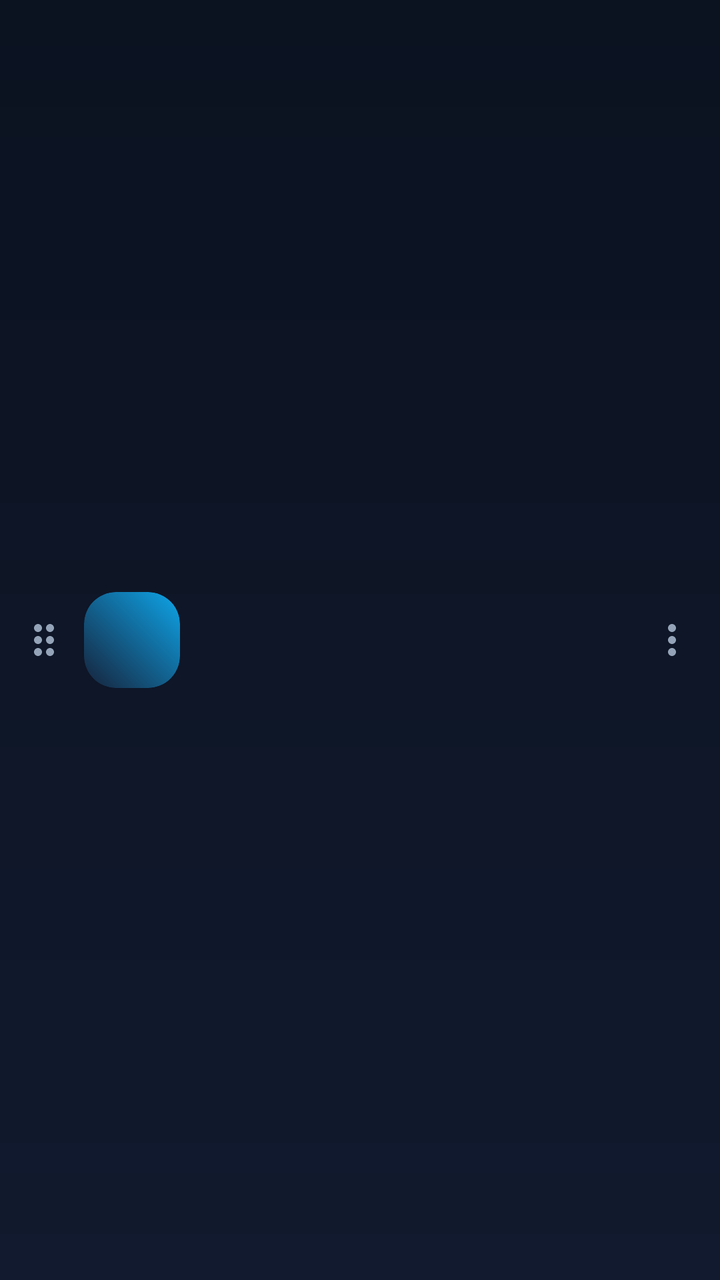
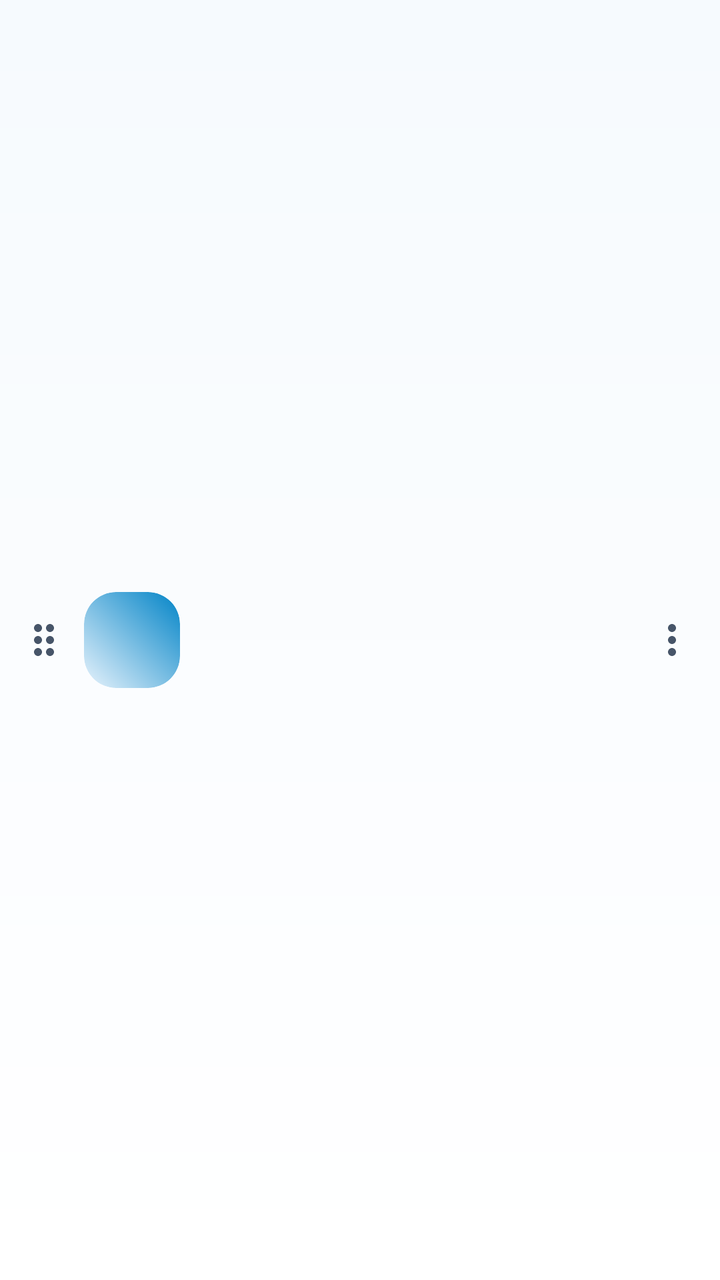

The first picture is an Android layout as it rendered before a commit; the second is the same layout after the commit. The layout source and the unified diff follow.
<!-- AndroidManifest.xml: application theme Theme.MystMusic -->
<!-- res/layout/item_playlist_track.xml -->
<?xml version="1.0" encoding="utf-8"?>
<LinearLayout xmlns:android="http://schemas.android.com/apk/res/android"
    xmlns:app="http://schemas.android.com/apk/res-auto"
    android:layout_width="match_parent"
    android:layout_height="wrap_content"
    android:layout_marginStart="@dimen/space_s"
    android:layout_marginEnd="@dimen/space_s"
    android:background="@drawable/bg_track_row"
    android:gravity="center_vertical"
    android:minHeight="@dimen/track_row_height"
    android:orientation="horizontal"
    android:paddingStart="2dp"
    android:paddingEnd="@dimen/space_xs">

    <ImageButton
        android:id="@+id/trackDrag"
        android:layout_width="40dp"
        android:layout_height="@dimen/touch_target"
        android:background="?attr/selectableItemBackgroundBorderless"
        android:contentDescription="@string/playlist_reorder"
        android:padding="10dp"
        android:src="@drawable/ic_drag"
        app:tint="@color/text_dim" />

    <com.google.android.material.imageview.ShapeableImageView
        android:id="@+id/trackCover"
        android:layout_width="48dp"
        android:layout_height="48dp"
        android:background="@drawable/bg_cover_placeholder"
        android:contentDescription="@null"
        android:scaleType="centerCrop"
        app:shapeAppearanceOverlay="@style/ShapeAppearance.MystMusic.Cover" />

    <LinearLayout
        android:layout_width="0dp"
        android:layout_height="wrap_content"
        android:layout_marginStart="@dimen/space_s"
        android:layout_weight="1"
        android:orientation="vertical">

        <TextView
            android:id="@+id/trackTitle"
            android:layout_width="match_parent"
            android:layout_height="wrap_content"
            android:ellipsize="end"
            android:fontFamily="sans-serif-medium"
            android:maxLines="1"
            android:textColor="@color/text"
            android:textSize="@dimen/text_body" />

        <TextView
            android:id="@+id/trackArtist"
            android:layout_width="match_parent"
            android:layout_height="wrap_content"
            android:layout_marginTop="2dp"
            android:ellipsize="end"
            android:maxLines="1"
            android:textColor="@color/text_dim"
            android:textSize="@dimen/text_small" />
    </LinearLayout>

    <TextView
        android:id="@+id/trackDuration"
        android:layout_width="wrap_content"
        android:layout_height="wrap_content"
        android:layout_marginStart="@dimen/space_s"
        android:textColor="@color/text_dim"
        android:textSize="@dimen/text_small" />

    <ImageButton
        android:id="@+id/trackMore"
        android:layout_width="40dp"
        android:layout_height="40dp"
        android:background="?attr/selectableItemBackgroundBorderless"
        android:contentDescription="@string/common_more"
        android:src="@drawable/ic_more"
        app:tint="@color/text_dim" />
</LinearLayout>
<!-- resources referenced by this layout -->
<resources>
  <color name="text">#F1F5F9</color>
  <color name="text_dim">#94A3B8</color>
  <!-- drawable bg_cover_placeholder (drawable) -->
  <?xml version="1.0" encoding="utf-8"?>
  <shape xmlns:android="http://schemas.android.com/apk/res/android" android:shape="rectangle">
      <gradient android:angle="45" android:startColor="@color/surface_alt" android:endColor="@color/sky_500" />
      <corners android:radius="16dp" />
  </shape>
  <!-- drawable bg_track_row (drawable) -->
  <?xml version="1.0" encoding="utf-8"?>
  <selector xmlns:android="http://schemas.android.com/apk/res/android">
      <item android:state_selected="true">
          <shape android:shape="rectangle">
              <solid android:color="@color/sky_alpha_16" />
              <corners android:radius="16dp" />
          </shape>
      </item>
      <item android:state_focused="true">
          <shape android:shape="rectangle">
              <solid android:color="@color/sky_alpha_24" />
              <corners android:radius="16dp" />
              <stroke android:width="2dp" android:color="@color/sky_400" />
          </shape>
      </item>
      <item>
          <shape android:shape="rectangle">
              <solid android:color="@color/transparent" />
              <corners android:radius="16dp" />
          </shape>
      </item>
  </selector>
  <style name="Theme.MystMusic" parent="Theme.Material3.Dark.NoActionBar">
          <item name="colorPrimary">@color/sky_400</item>
          <item name="colorOnPrimary">@color/bg</item>
          <item name="colorPrimaryContainer">@color/sky_500</item>
          <item name="colorOnPrimaryContainer">@color/bg</item>
          <item name="colorSecondary">@color/sky_500</item>
          <item name="colorOnSecondary">@color/text</item>
          <item name="colorSurface">@color/surface</item>
          <item name="colorOnSurface">@color/text</item>
          <item name="colorOnSurfaceVariant">@color/text_dim</item>
          <item name="colorError">@color/error</item>
          <item name="android:colorBackground">@color/bg</item>
          <item name="android:windowBackground">@drawable/bg_app</item>
          <item name="android:statusBarColor">@android:color/transparent</item>
          <item name="android:navigationBarColor">@android:color/transparent</item>
          <item name="android:windowLightStatusBar">false</item>
          <item name="android:windowLightNavigationBar">false</item>
          <item name="android:windowDrawsSystemBarBackgrounds">true</item>
          <item name="android:textColorPrimary">@color/text</item>
          <item name="android:textColorSecondary">@color/text_dim</item>
          <item name="materialAlertDialogTheme">@style/ThemeOverlay.MystMusic.Dialog</item>
          <item name="bottomSheetDialogTheme">@style/ThemeOverlay.MystMusic.BottomSheet</item>
          <item name="android:windowAnimationStyle">@style/Animation.MystMusic.Window</item>
          <item name="android:windowContentTransitions">true</item>
          <item name="android:forceDarkAllowed" tools:targetApi="q">false</item>
      </style>
  <color name="surface_alt">#16223A</color>
  <color name="sky_500">#0EA5E9</color>
  <color name="sky_alpha_16">#2938BDF8</color>
  <color name="sky_alpha_24">#3D38BDF8</color>
  <color name="bg">#0B1220</color>
  <color name="surface">#111A2E</color>
  <color name="error">#F87171</color>
  <!-- drawable bg_app (drawable) -->
  <?xml version="1.0" encoding="utf-8"?>
  <shape xmlns:android="http://schemas.android.com/apk/res/android" android:shape="rectangle">
      <gradient android:angle="270" android:startColor="@color/bg" android:endColor="@color/surface" />
  </shape>
  <style name="ThemeOverlay.MystMusic.Dialog" parent="ThemeOverlay.Material3.MaterialAlertDialog">
          <item name="colorSurface">@color/surface_alt</item>
          <item name="colorOnSurface">@color/text</item>
          <item name="colorPrimary">@color/sky_400</item>
          <item name="android:windowBackground">@color/transparent</item>
          <item name="android:windowAnimationStyle">@style/Animation.MystMusic.Dialog</item>
      </style>
  <style name="Widget.MystMusic.BottomSheet" parent="Widget.Material3.BottomSheet.Modal">
          <item name="backgroundTint">@color/surface_alt</item>
          <item name="shapeAppearanceOverlay">@style/ShapeAppearance.MystMusic.BottomSheet</item>
      </style>
  <!-- unchanged entries left out for length: 18 -->
</resources>

<!-- the commit's change to res/layout/item_playlist_track.xml (unified diff, before → after) -->
@@ -20,7 +20,7 @@
         android:contentDescription="@string/playlist_reorder"
         android:padding="10dp"
         android:src="@drawable/ic_drag"
-        app:tint="@color/text_dim" />
+        app:tint="?attr/mystOnSurfaceDim" />
 
     <com.google.android.material.imageview.ShapeableImageView
         android:id="@+id/trackCover"
@@ -45,7 +45,7 @@
             android:ellipsize="end"
             android:fontFamily="sans-serif-medium"
             android:maxLines="1"
-            android:textColor="@color/text"
+            android:textColor="?attr/mystOnSurface"
             android:textSize="@dimen/text_body" />
 
         <TextView
@@ -55,7 +55,7 @@
             android:layout_marginTop="2dp"
             android:ellipsize="end"
             android:maxLines="1"
-            android:textColor="@color/text_dim"
+            android:textColor="?attr/mystOnSurfaceDim"
             android:textSize="@dimen/text_small" />
     </LinearLayout>
 
@@ -64,7 +64,7 @@
         android:layout_width="wrap_content"
         android:layout_height="wrap_content"
         android:layout_marginStart="@dimen/space_s"
-        android:textColor="@color/text_dim"
+        android:textColor="?attr/mystOnSurfaceDim"
         android:textSize="@dimen/text_small" />
 
     <ImageButton
@@ -74,5 +74,5 @@
         android:background="?attr/selectableItemBackgroundBorderless"
         android:contentDescription="@string/common_more"
         android:src="@drawable/ic_more"
-        app:tint="@color/text_dim" />
+        app:tint="?attr/mystOnSurfaceDim" />
 </LinearLayout>
<!-- resource entries referenced after the edit -->
@@ -1,11 +1,9 @@
 <!-- resources referenced by this layout -->
 <resources>
-  <color name="text">#F1F5F9</color>
-  <color name="text_dim">#94A3B8</color>
   <!-- drawable bg_cover_placeholder (drawable) -->
   <?xml version="1.0" encoding="utf-8"?>
   <shape xmlns:android="http://schemas.android.com/apk/res/android" android:shape="rectangle">
-      <gradient android:angle="45" android:startColor="@color/surface_alt" android:endColor="@color/sky_500" />
+      <gradient android:angle="45" android:startColor="?attr/mystSurfaceAlt" android:endColor="?attr/mystAccentDark" />
       <corners android:radius="16dp" />
   </shape>
   <!-- drawable bg_track_row (drawable) -->
@@ -13,15 +11,15 @@
   <selector xmlns:android="http://schemas.android.com/apk/res/android">
       <item android:state_selected="true">
           <shape android:shape="rectangle">
-              <solid android:color="@color/sky_alpha_16" />
+              <solid android:color="?attr/mystAccentAlpha16" />
               <corners android:radius="16dp" />
           </shape>
       </item>
       <item android:state_focused="true">
           <shape android:shape="rectangle">
-              <solid android:color="@color/sky_alpha_24" />
+              <solid android:color="?attr/mystAccentAlpha24" />
               <corners android:radius="16dp" />
-              <stroke android:width="2dp" android:color="@color/sky_400" />
+              <stroke android:width="2dp" android:color="?attr/mystAccent" />
           </shape>
       </item>
       <item>
@@ -31,53 +29,96 @@
           </shape>
       </item>
   </selector>
-  <style name="Theme.MystMusic" parent="Theme.Material3.Dark.NoActionBar">
-          <item name="colorPrimary">@color/sky_400</item>
-          <item name="colorOnPrimary">@color/bg</item>
-          <item name="colorPrimaryContainer">@color/sky_500</item>
-          <item name="colorOnPrimaryContainer">@color/bg</item>
-          <item name="colorSecondary">@color/sky_500</item>
-          <item name="colorOnSecondary">@color/text</item>
-          <item name="colorSurface">@color/surface</item>
-          <item name="colorOnSurface">@color/text</item>
-          <item name="colorOnSurfaceVariant">@color/text_dim</item>
-          <item name="colorError">@color/error</item>
-          <item name="android:colorBackground">@color/bg</item>
+  <style name="Theme.MystMusic" parent="Theme.MystMusic.Base">
+          <item name="colorPrimary">@color/light_accent</item>
+          <item name="colorOnPrimary">@color/on_accent</item>
+          <item name="colorPrimaryContainer">@color/sky_400</item>
+          <item name="colorOnPrimaryContainer">@color/on_accent</item>
+          <item name="colorSecondary">@color/light_accent_text</item>
+          <item name="colorOnSecondary">@color/on_accent</item>
+          <item name="colorSurface">@color/light_surface</item>
+          <item name="colorOnSurface">@color/light_text</item>
+          <item name="colorSurfaceVariant">@color/light_surface_alt</item>
+          <item name="colorOnSurfaceVariant">@color/light_text_dim</item>
+          <item name="colorOutline">@color/light_stroke_strong</item>
+          <item name="colorError">@color/light_error</item>
+          <item name="colorOnError">@color/white</item>
+          <item name="colorControlNormal">@color/light_text_dim</item>
+          <item name="colorControlActivated">@color/light_accent</item>
+          <item name="colorControlHighlight">@color/accent_alpha_24</item>
+          <item name="android:colorBackground">@color/light_bg</item>
+          <item name="android:textColorPrimary">@color/light_text</item>
+          <item name="android:textColorSecondary">@color/light_text_dim</item>
+          <item name="android:windowLightStatusBar" tools:targetApi="m">true</item>
+          <item name="android:windowLightNavigationBar" tools:targetApi="o_mr1">true</item>
+  
+          <item name="mystBackground">@color/light_bg</item>
+          <item name="mystSurface">@color/light_surface</item>
+          <item name="mystSurfaceAlt">@color/light_surface_alt</item>
+          <item name="mystOnSurface">@color/light_text</item>
+          <item name="mystOnSurfaceDim">@color/light_text_dim</item>
+          <item name="mystNavbarBg">@color/light_navbar</item>
+          <item name="mystStroke">@color/light_stroke</item>
+          <item name="mystStrokeStrong">@color/light_stroke_strong</item>
+          <item name="mystGradientStart">@color/light_bg</item>
+          <item name="mystGradientEnd">@color/light_surface_alt</item>
+          <item name="mystAccent">@color/light_accent</item>
+          <item name="mystAccentDark">@color/light_accent_dark</item>
+          <item name="mystAccentText">@color/light_accent_text</item>
+          <item name="mystOnAccent">@color/on_accent</item>
+          <item name="mystOnImage">@color/on_image</item>
+          <item name="mystImageScrim">@color/image_scrim</item>
+          <item name="mystPlayerScrim">@color/light_player_scrim</item>
+          <item name="mystError">@color/light_error</item>
+          <item name="mystSuccess">@color/light_success</item>
+          <item name="mystAccentAlpha16">@color/accent_alpha_16</item>
+          <item name="mystAccentAlpha24">@color/accent_alpha_24</item>
+      </style>
+  <style name="Theme.MystMusic.Base" parent="Theme.Material3.DayNight.NoActionBar">
           <item name="android:windowBackground">@drawable/bg_app</item>
           <item name="android:statusBarColor">@android:color/transparent</item>
           <item name="android:navigationBarColor">@android:color/transparent</item>
-          <item name="android:windowLightStatusBar">false</item>
-          <item name="android:windowLightNavigationBar">false</item>
           <item name="android:windowDrawsSystemBarBackgrounds">true</item>
-          <item name="android:textColorPrimary">@color/text</item>
-          <item name="android:textColorSecondary">@color/text_dim</item>
+          <item name="android:windowContentTransitions">true</item>
+          <item name="android:forceDarkAllowed" tools:targetApi="q">false</item>
           <item name="materialAlertDialogTheme">@style/ThemeOverlay.MystMusic.Dialog</item>
           <item name="bottomSheetDialogTheme">@style/ThemeOverlay.MystMusic.BottomSheet</item>
           <item name="android:windowAnimationStyle">@style/Animation.MystMusic.Window</item>
-          <item name="android:windowContentTransitions">true</item>
-          <item name="android:forceDarkAllowed" tools:targetApi="q">false</item>
       </style>
-  <color name="surface_alt">#16223A</color>
-  <color name="sky_500">#0EA5E9</color>
-  <color name="sky_alpha_16">#2938BDF8</color>
-  <color name="sky_alpha_24">#3D38BDF8</color>
-  <color name="bg">#0B1220</color>
-  <color name="surface">#111A2E</color>
-  <color name="error">#F87171</color>
+  <color name="light_accent">#0EA5E9</color>
+  <color name="on_accent">#04202E</color>
+  <color name="light_accent_text">#0369A1</color>
+  <color name="light_surface">#FFFFFF</color>
+  <color name="light_text">#0F172A</color>
+  <color name="light_surface_alt">#E8F3FC</color>
+  <color name="light_text_dim">#475569</color>
+  <color name="light_stroke_strong">#330F172A</color>
+  <color name="light_error">#DC2626</color>
+  <color name="white">#FFFFFF</color>
+  <color name="accent_alpha_24">#3D38BDF8</color>
+  <color name="light_bg">#F6FAFE</color>
+  <color name="light_navbar">#EBFFFFFF</color>
+  <color name="light_stroke">#1A0F172A</color>
+  <color name="light_accent_dark">#0284C7</color>
+  <color name="on_image">#FFFFFF</color>
+  <color name="image_scrim">#80000000</color>
+  <color name="light_player_scrim">#CCF6FAFE</color>
+  <color name="light_success">#15803D</color>
+  <color name="accent_alpha_16">#2938BDF8</color>
   <!-- drawable bg_app (drawable) -->
   <?xml version="1.0" encoding="utf-8"?>
   <shape xmlns:android="http://schemas.android.com/apk/res/android" android:shape="rectangle">
-      <gradient android:angle="270" android:startColor="@color/bg" android:endColor="@color/surface" />
+      <gradient android:angle="270" android:startColor="?attr/mystBackground" android:endColor="?attr/mystSurface" />
   </shape>
   <style name="ThemeOverlay.MystMusic.Dialog" parent="ThemeOverlay.Material3.MaterialAlertDialog">
-          <item name="colorSurface">@color/surface_alt</item>
-          <item name="colorOnSurface">@color/text</item>
-          <item name="colorPrimary">@color/sky_400</item>
+          <item name="colorSurface">?attr/mystSurfaceAlt</item>
+          <item name="colorOnSurface">?attr/mystOnSurface</item>
+          <item name="colorPrimary">?attr/mystAccentText</item>
           <item name="android:windowBackground">@color/transparent</item>
           <item name="android:windowAnimationStyle">@style/Animation.MystMusic.Dialog</item>
       </style>
   <style name="Widget.MystMusic.BottomSheet" parent="Widget.Material3.BottomSheet.Modal">
-          <item name="backgroundTint">@color/surface_alt</item>
+          <item name="backgroundTint">?attr/mystSurfaceAlt</item>
           <item name="shapeAppearanceOverlay">@style/ShapeAppearance.MystMusic.BottomSheet</item>
       </style>
   <!-- unchanged entries left out for length: 18 -->
